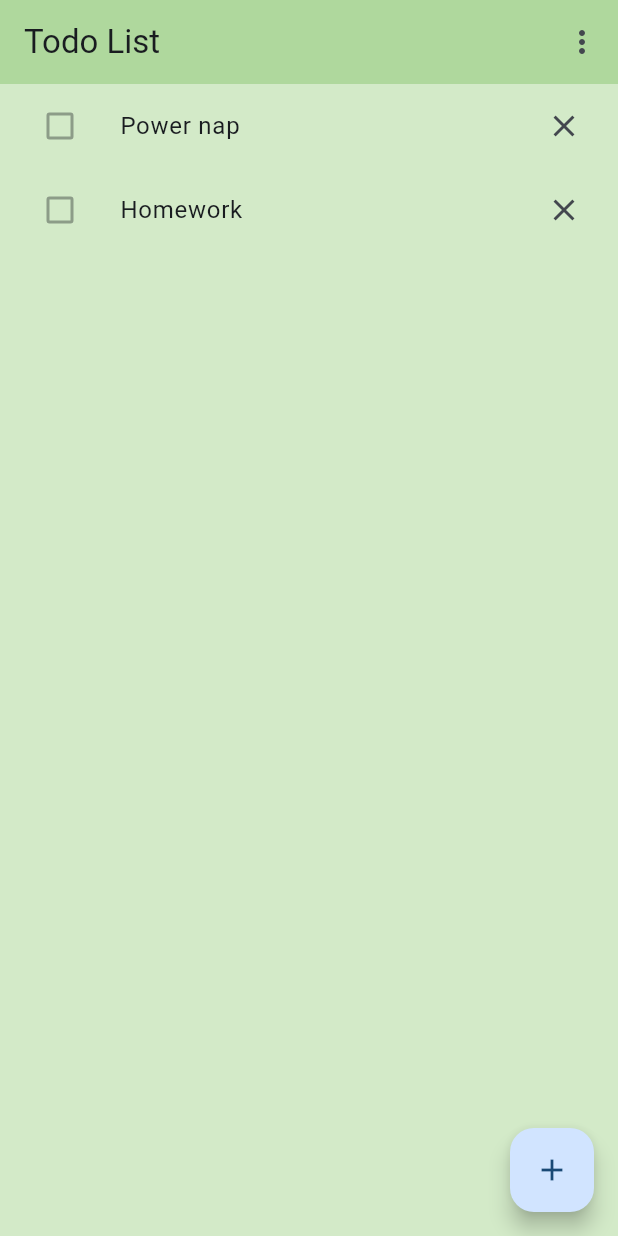
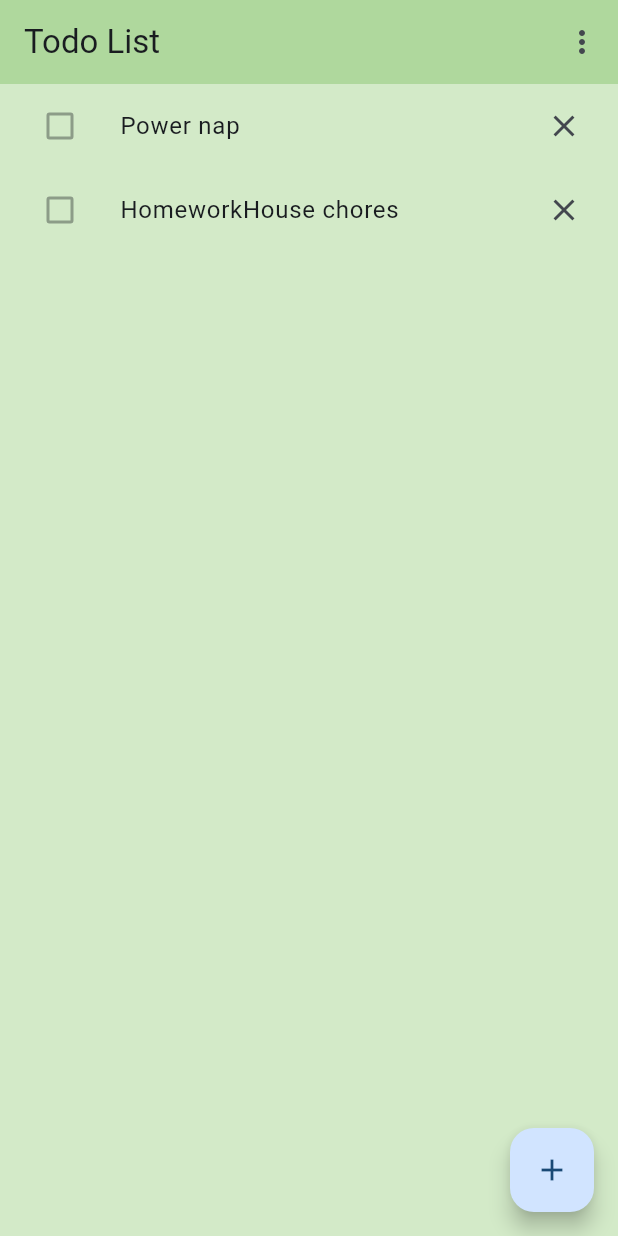
Before and after one commit to gu-tig333-ht24/gustraho, a Flutter app: the screen it shows after launch, on a phone screen of 412 x 824 dp. Run offline on Flutter 3.47's test engine with Material 3 defaults, Android fonts, the phone set to English and light mode, and no system bars.

Commit message:
Färdig med steg 1

```diff
--- a/lib/main.dart
+++ b/lib/main.dart
@@ -28,6 +28,7 @@ class TodoListPage extends StatelessWidget {
     final List<String> todoItems = [
       'Power nap',
       'Homework'
+      'House chores'
     ];
 
     return Scaffold(
```
